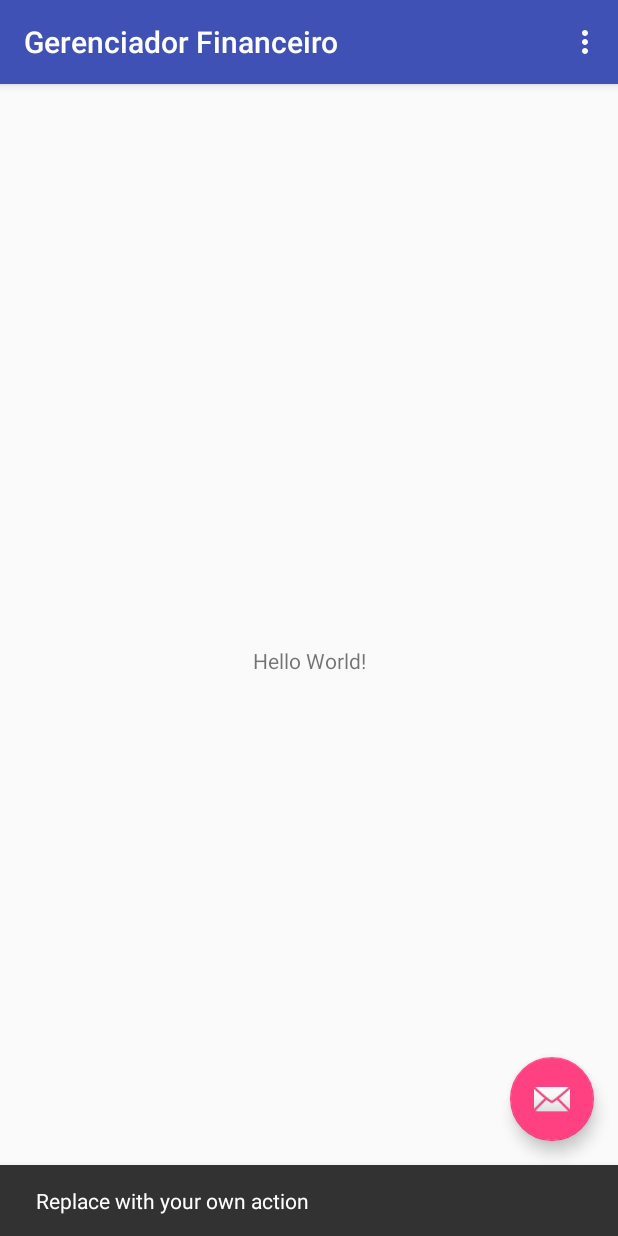
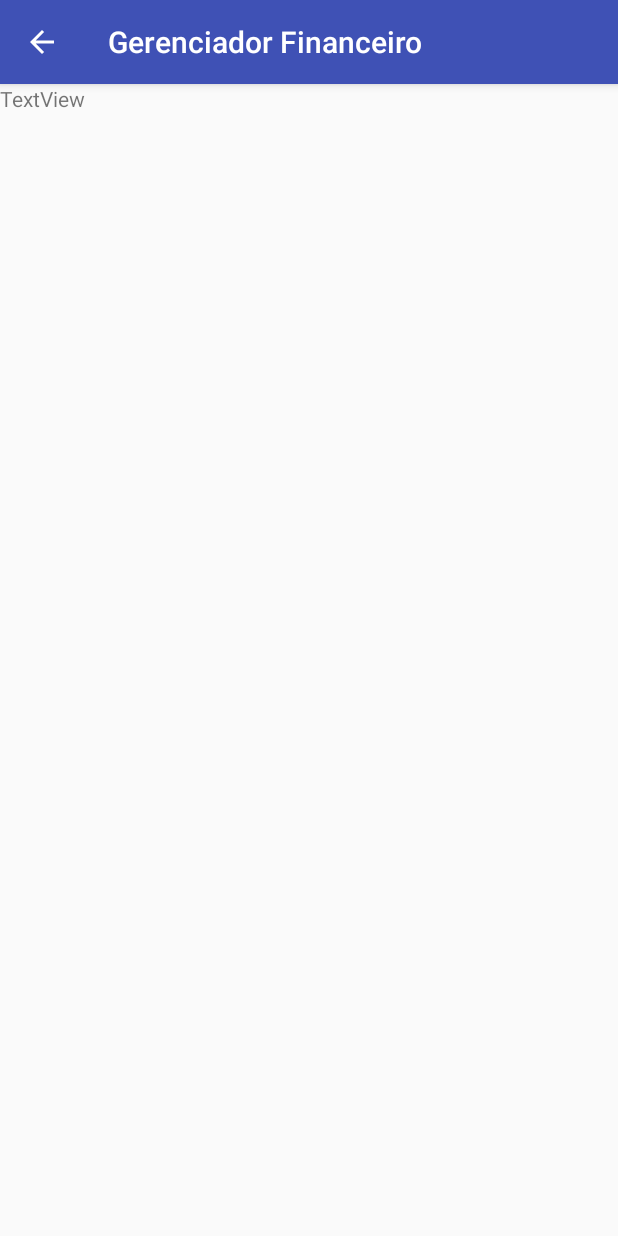
Before and after one commit to ValdiJr/gerenciadorFinanceiro, an Android app: the screen it shows after launch (MainActivity before the commit, AdicionarDespesaActivity after it), after a tap on an icon or button, on a phone screen of 412 x 824 dp. Run offline under Robolectric (Android 15) with nearby library versions, the phone set to English and light mode, and no system bars.

Commit message:
Primeiras Telas

```diff
--- a/app/src/main/AndroidManifest.xml
+++ b/app/src/main/AndroidManifest.xml
@@ -19,6 +19,11 @@
                 <category android:name="android.intent.category.LAUNCHER" />
             </intent-filter>
         </activity>
+        <activity android:name=".AdicionarDespesaActivity">
+            <meta-data
+                android:name="android.support.PARENT_ACTIVITY"
+                android:value="com.smartcase.vfnj_jbsn.gerenciadorfinanceiro.MainActivity" />
+        </activity>
     </application>
 
 </manifest>
--- /dev/null
+++ b/app/src/main/java/com/smartcase/vfnj_jbsn/gerenciadorfinanceiro/AdicionarDespesaActivity.java
@@ -0,0 +1,19 @@
+package com.smartcase.vfnj_jbsn.gerenciadorfinanceiro;
+
+import android.support.v7.app.ActionBar;
+import android.support.v7.app.AppCompatActivity;
+import android.os.Bundle;
+
+public class AdicionarDespesaActivity extends AppCompatActivity {
+
+    @Override
+    protected void onCreate(Bundle savedInstanceState) {
+        super.onCreate(savedInstanceState);
+        setContentView(R.layout.activity_adicionar_despesa);
+        // Get a support ActionBar corresponding to this toolbar
+        ActionBar ab = getSupportActionBar();
+
+        // Enable the Up button
+        ab.setDisplayHomeAsUpEnabled(true);
+    }
+}
--- a/app/src/main/java/com/smartcase/vfnj_jbsn/gerenciadorfinanceiro/MainActivity.java
+++ b/app/src/main/java/com/smartcase/vfnj_jbsn/gerenciadorfinanceiro/MainActivity.java
@@ -1,8 +1,10 @@
 package com.smartcase.vfnj_jbsn.gerenciadorfinanceiro;
 
+import android.content.Intent;
 import android.os.Bundle;
 import android.support.design.widget.FloatingActionButton;
 import android.support.design.widget.Snackbar;
+import android.support.v7.app.ActionBar;
 import android.support.v7.app.AppCompatActivity;
 import android.support.v7.widget.Toolbar;
 import android.view.View;
@@ -22,10 +24,14 @@ public class MainActivity extends AppCompatActivity {
         fab.setOnClickListener(new View.OnClickListener() {
             @Override
             public void onClick(View view) {
+                Intent intent = new Intent(getApplication(), AdicionarDespesaActivity.class);
+                startActivity(intent);
                 Snackbar.make(view, "Replace with your own action", Snackbar.LENGTH_LONG)
                         .setAction("Action", null).show();
             }
         });
+
+
     }
 
     @Override
--- a/app/src/main/java/com/smartcase/vfnj_jbsn/gerenciadorfinanceiro/MainActivityFragment.java
+++ b/app/src/main/java/com/smartcase/vfnj_jbsn/gerenciadorfinanceiro/MainActivityFragment.java
@@ -18,5 +18,9 @@ public class MainActivityFragment extends Fragment {
     public View onCreateView(LayoutInflater inflater, ViewGroup container,
                              Bundle savedInstanceState) {
         return inflater.inflate(R.layout.fragment_main, container, false);
+
+
+
+
     }
 }
--- /dev/null
+++ b/app/src/main/res/layout/activity_adicionar_despesa.xml
@@ -0,0 +1,23 @@
+<?xml version="1.0" encoding="utf-8"?>
+<android.support.constraint.ConstraintLayout xmlns:android="http://schemas.android.com/apk/res/android"
+    xmlns:app="http://schemas.android.com/apk/res-auto"
+    xmlns:tools="http://schemas.android.com/tools"
+    android:layout_width="match_parent"
+    android:layout_height="match_parent"
+    tools:context="com.smartcase.vfnj_jbsn.gerenciadorfinanceiro.AdicionarDespesaActivity">
+
+    <LinearLayout
+        android:layout_width="368dp"
+        android:layout_height="495dp"
+        android:orientation="horizontal"
+        tools:layout_editor_absoluteY="8dp"
+        tools:layout_editor_absoluteX="8dp">
+
+        <TextView
+            android:id="@+id/textView3"
+            android:layout_width="match_parent"
+            android:layout_height="wrap_content"
+            android:layout_weight="1"
+            android:text="TextView" />
+    </LinearLayout>
+</android.support.constraint.ConstraintLayout>
--- a/app/src/main/res/layout/activity_main.xml
+++ b/app/src/main/res/layout/activity_main.xml
@@ -28,6 +28,6 @@
         android:layout_height="wrap_content"
         android:layout_gravity="bottom|end"
         android:layout_margin="@dimen/fab_margin"
-        app:srcCompat="@android:drawable/ic_dialog_email" />
+        app:srcCompat="@android:drawable/ic_input_add" />
 
 </android.support.design.widget.CoordinatorLayout>
```
Also changed, not shown: app/src/main/java/models/Despesa.java (added, +67 -0 lines).
